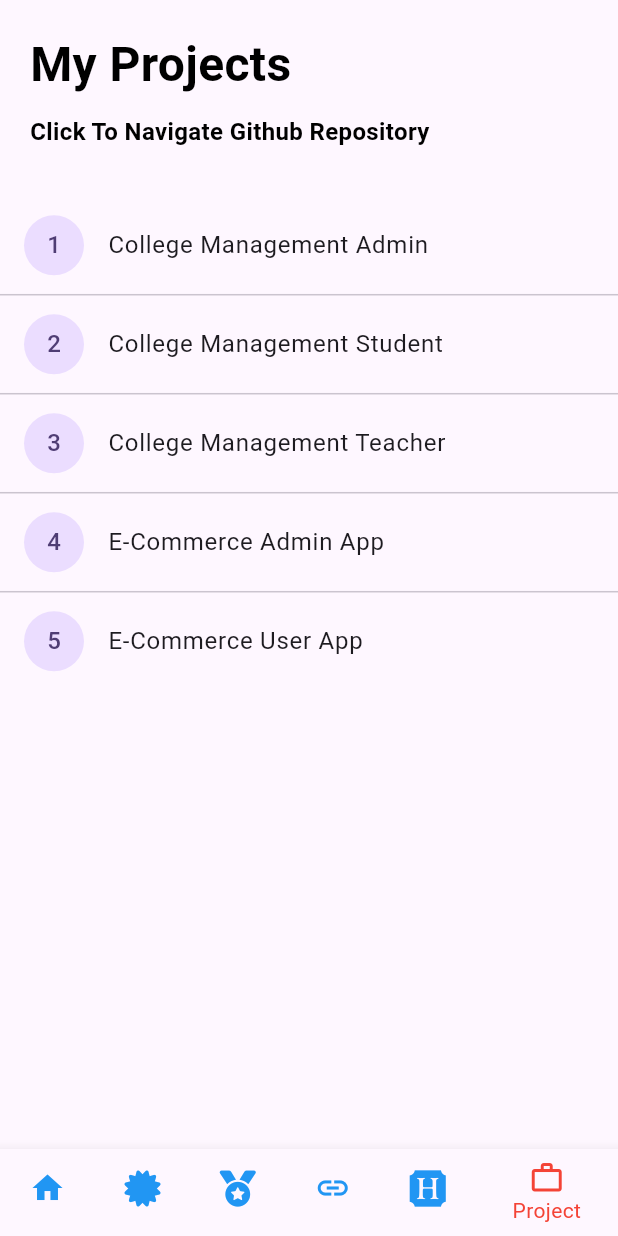
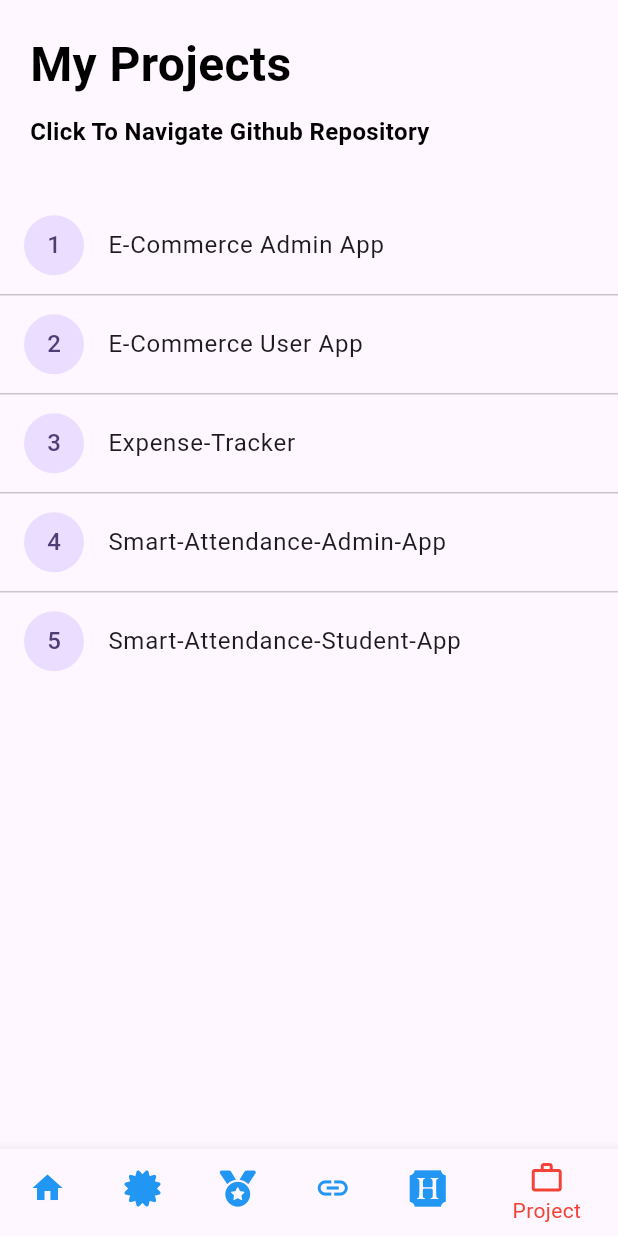
Before and after one commit to sarthakdjoshiFlutterDev30/proftolio_sarthak, a Flutter app: the screen it shows after launch, item 6 of the bottom bar chosen, on a phone screen of 412 x 824 dp. Run offline on Flutter 3.47's test engine with Material 3 defaults, Android fonts, the light colour scheme and no system bars; our stand-ins replace cloud_firestore, email_validator, firebase_core, font_awesome_flutter; accounts and stored records are empty.

Commit message:
init commit

```diff
--- a/lib/My_Site/Portfolio_Page.dart
+++ b/lib/My_Site/Portfolio_Page.dart
@@ -108,7 +108,8 @@ class _Protfolio_PageState extends State<Protfolio_Page> {
                       child: ElevatedButton(
                         onPressed: () {
                           launchURL(
-                              "https://drive.google.com/file/d/1-A7YvpeyNwvsQUsNfoXA2yW4-XqYFLJQ/view?usp=drive_link");
+                        "https://drive.google.com/file/d/17et3661kC3ljflvAPPb25j2MAM-2O4ud/view?usp=drive_link"
+                          );
                         },
                         style: ElevatedButton.styleFrom(
                             backgroundColor: Colors.indigo,
--- a/lib/My_Site/Protfolio_Certificates.dart
+++ b/lib/My_Site/Protfolio_Certificates.dart
@@ -27,7 +27,7 @@ class _ProtfolioCertificatesState extends State<ProtfolioCertificates> {
     "https://drive.google.com/file/d/103uwzKxorGottTwpzK_xrhgSbTrALUNw/view?usp=drive_link", // Power BI Certificate Tech tip 24
     "https://drive.google.com/file/d/106HrmZ4flZQeDdni5c96XfjHil0XBEK_/view?usp=drive_link", // Power BI Certificate Great Learning
     "https://drive.google.com/file/d/1--NSFCPQ8F14KtY-kBT4rEmhB6Tp7X6i/view?usp=sharing",//Accenture Certificate
-    "https://drive.google.com/file/d/1-A7YvpeyNwvsQUsNfoXA2yW4-XqYFLJQ/view?usp=drive_link"//Resume
+    "https://drive.google.com/file/d/17et3661kC3ljflvAPPb25j2MAM-2O4ud/view?usp=drive_link"//Resume
   ];
 
   @override
--- a/lib/My_Site/Protfolio_Project.dart
+++ b/lib/My_Site/Protfolio_Project.dart
@@ -10,18 +10,18 @@ class Protcolilo_Project extends StatefulWidget {
 
 class _Protcolilo_ProjectState extends State<Protcolilo_Project> {
   final List<String> links = [
-    "https://github.com/sarthakdjoshi/collegemgt_admin",
-    "https://github.com/sarthakdjoshi/collegemgt_student",
-    "https://github.com/sarthakdjoshi/collegemgt_teacher",
-    "https://github.com/sarthakdjoshi/Intership_Project",
-    "https://github.com/sarthakdjoshi/Users"
+    "https://github.com/sarthakdjoshiFlutterDev30/E-Commerce-Admin",
+    "https://github.com/sarthakdjoshiFlutterDev30/E-Commerce-Users",
+    "https://github.com/sarthakdjoshiFlutterDev30/expense_tracker",
+    "https://github.com/sarthakdjoshiFlutterDev30/smart_attend",
+    "https://github.com/sarthakdjoshiFlutterDev30/smart_attendance_student"
   ];
   final List<String> projectName = [
-    "College Management Admin",
-    "College Management Student",
-    "College Management Teacher",
     "E-Commerce Admin App",
-    "E-Commerce User App"
+    "E-Commerce User App",
+    "Expense-Tracker",
+    "Smart-Attendance-Admin-App",
+    "Smart-Attendance-Student-App"
   ];
 
   @override
--- a/lib/My_Site/Protfolio_link.dart
+++ b/lib/My_Site/Protfolio_link.dart
@@ -5,7 +5,7 @@ class Protfolio_Link extends StatelessWidget {
   Protfolio_Link({super.key});
 
   final List<String> links = [
-    "https://github.com/sarthakdjoshi",
+    "https://github.com/sarthakdjoshiFlutterDev30",
     "https://www.linkedin.com/in/sarthak-joshi-91724019b/",
     "mailto:joshisarthakdjoshi556@gmail.com",
     "https://discord.com/channels/870179011073036380/1287652523460661319"
--- a/pubspec.yaml
+++ b/pubspec.yaml
@@ -52,7 +52,7 @@ dev_dependencies:
   # activated in the `analysis_options.yaml` file located at the root of your
   # package. See that file for information about deactivating specific lint
   # rules and activating additional ones.
-  flutter_lints: ^5.0.0
+  flutter_lints: ^6.0.0
 
 # For information on the generic Dart part of this file, see the
 # following page: https://dart.dev/tools/pub/pubspec
```
Also changed, not shown: asset/images/SarthakJoshi_Resume_FlutterDeveloper_pages-to-jpg-0001.jpg, firebase.json (added), pubspec.lock.
